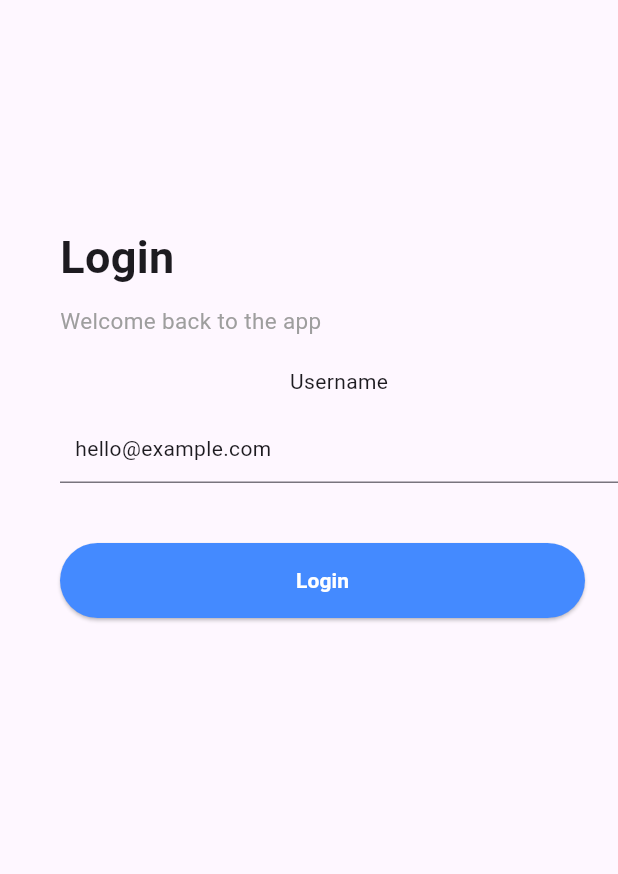
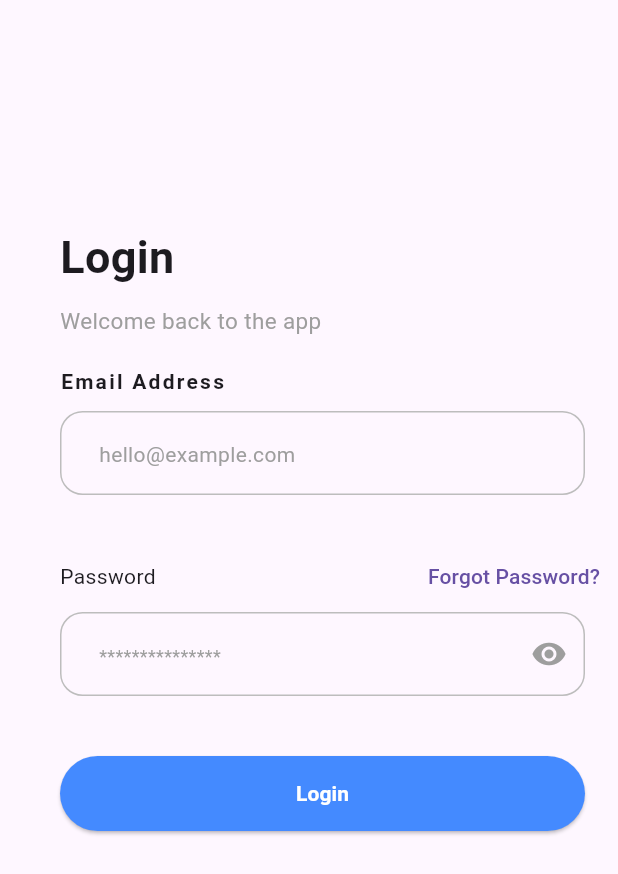
Before and after one commit to nsompi-diella/flutter-ui-practice, a Flutter app: the screen it shows after launch, on a phone screen of 412 x 824 dp. Shown: the top 874 px of the screen. Run offline on Flutter 3.47's test engine with Material 3 defaults, Android fonts, the phone set to English and light mode, and no system bars.

Commit message:
feat(login-widgets): Update formValidation

```diff
--- a/simple-login-ui/login_ui/lib/features/loginpage/widgets/formvalidation.dart
+++ b/simple-login-ui/login_ui/lib/features/loginpage/widgets/formvalidation.dart
@@ -13,18 +13,72 @@ class Formvalidation extends StatefulWidget {
 class _Home extends State<Formvalidation> {
   @override
   Widget build(BuildContext context) {
-    return Column(children: [
-          Text('Username'),
-          SizedBox(height:10,),
-          TextFormField(
-            decoration:InputDecoration(
-              hint: Padding(padding: EdgeInsets.only(left:10),child:Text('hello@example.com '),),
+    return Column(
+      crossAxisAlignment: CrossAxisAlignment.start,
+      children: [
+        Text(
+          'Email Address',
+          style: TextStyle(fontWeight: FontWeight.bold, letterSpacing: 1.5),
+        ),
+        SizedBox(height: 10),
+        SizedBox(
+          width: 350,
+          child: TextFormField(
+            cursorColor: Colors.black,
+            decoration: InputDecoration(
+              hint: Padding(
+                padding: EdgeInsets.only(left: 10),
+                child: Text(
+                  'hello@example.com',
+                  style: TextStyle(color: Colors.grey),
+                ),
+              ),
               focusedBorder: OutlineInputBorder(
-                borderRadius:BorderRadius.circular(15),
-                borderSide: BorderSide(color:Colors.black)
-              )
+                borderRadius: BorderRadius.circular(15),
+                borderSide: BorderSide(color: Colors.black),
+              ),
+              enabledBorder: OutlineInputBorder(
+                borderRadius: BorderRadius.circular(15),
+                borderSide: BorderSide(color: Colors.grey.shade400),
+              ),
             ),
-          )
+          ),
+        ),
+        SizedBox(height: 30),
+        SizedBox(
+          child: Row(
+            mainAxisAlignment: MainAxisAlignment.spaceBetween,
+            children: [
+              Text('Password'),
+
+              TextButton(onPressed: () {}, child: Text('Forgot Password?')),
+            ],
+          ),
+        ),
+        SizedBox(
+          width: 350,
+          child: TextFormField(
+            cursorColor: Colors.grey,
+            decoration: InputDecoration(
+              suffixIcon: Icon(Icons.remove_red_eye, color: Colors.grey),
+              hint: Padding(
+                padding: EdgeInsets.only(left: 10),
+                child: Text(
+                  '***************',
+                  style: TextStyle(color: Colors.grey, fontSize: 12),
+                ),
+              ),
+              focusedBorder: OutlineInputBorder(
+                borderRadius: BorderRadius.circular(15),
+                borderSide: BorderSide(color: Colors.black),
+              ),
+              enabledBorder: OutlineInputBorder(
+                borderRadius: BorderRadius.circular(15),
+                borderSide: BorderSide(color: Colors.grey.shade400),
+              ),
+            ),
+          ),
+        ),
       ],
     );
   }
```
